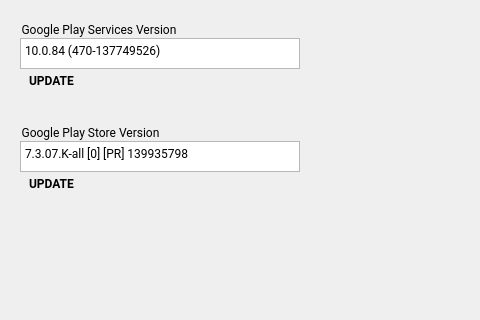
aosp-mirror/platform_external_qemu, file android/android-emu/android/skin/qt/extended-pages/google-play-page.ui: the form before one commit; both pictures show x 0 to 480 and y 0 to 320 of the 622 by 580 pixel window.
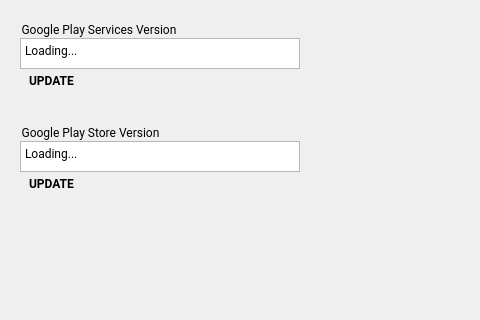
The form after the commit. Icons and pictures are not drawn. Custom widgets are drawn as their Qt base class.

Commit message: [UI] Implement play store/services version queries.

What changed in the file:
```diff
--- a/android/android-emu/android/skin/qt/extended-pages/google-play-page.ui
+++ b/android/android-emu/android/skin/qt/extended-pages/google-play-page.ui
@@ -70,7 +70,7 @@
     <bool>true</bool>
    </property>
    <property name="plainText">
-    <string notr="true">10.0.84 (470-137749526)</string>
+    <string notr="true">Loading...</string>
    </property>
   </widget>
   <widget class="RaisedMaterialButton" name="goog_updateServicesButton">
@@ -172,7 +172,7 @@
     <bool>true</bool>
    </property>
    <property name="plainText">
-    <string notr="true">7.3.07.K-all [0] [PR] 139935798</string>
+    <string notr="true">Loading...</string>
    </property>
   </widget>
   <widget class="RaisedMaterialButton" name="goog_updateStoreButton">
```
The commit also changes 5 other files.
